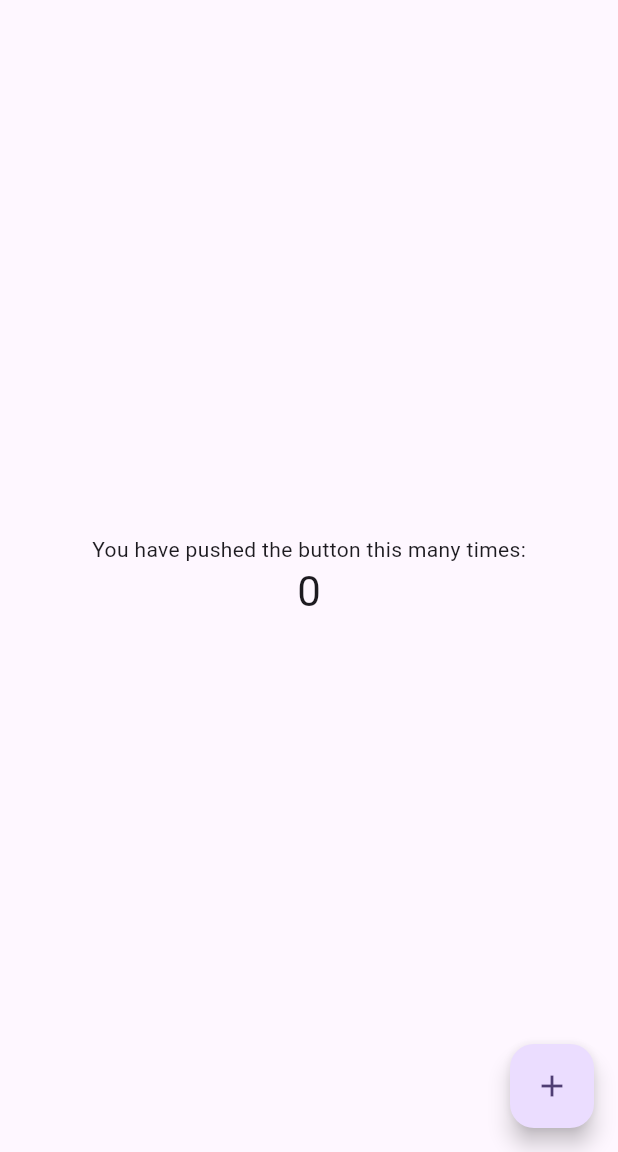
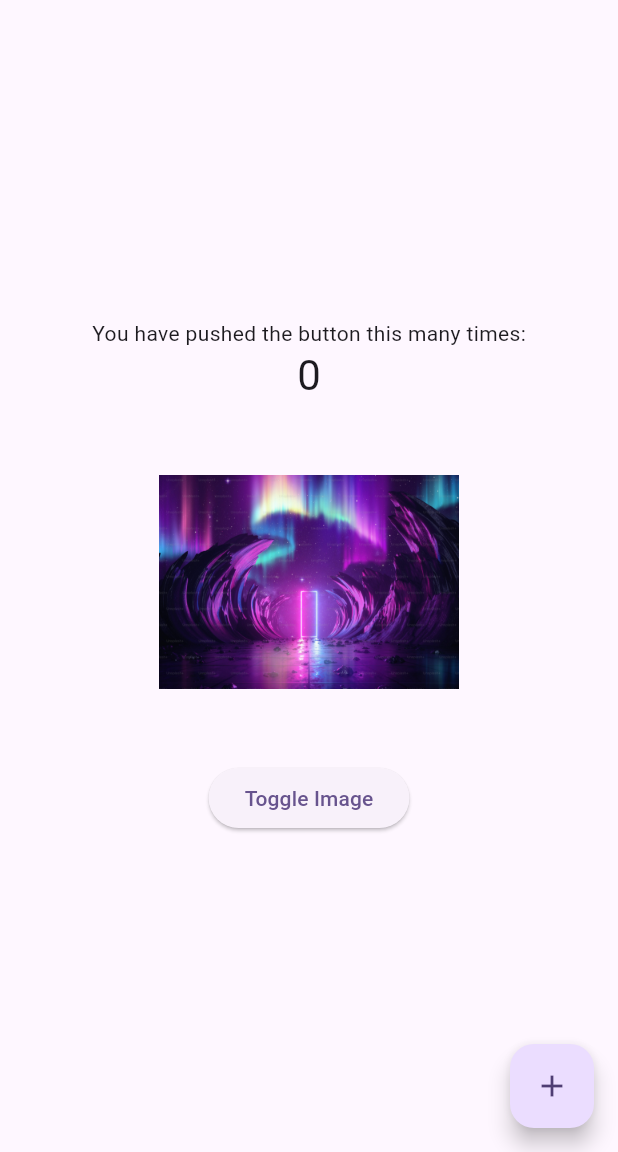
Before and after one commit to Ikran21/CW1, a Flutter app: the screen it shows after launch, on a phone screen of 412 x 824 dp, the part 84-1236 px from its top. Run offline on Flutter 3.47's test engine with Material 3 defaults, Android fonts, the phone set to English and light mode, and no system bars.

Commit message:
added image toggle feature

```diff
--- a/lib/main.dart
+++ b/lib/main.dart
@@ -7,27 +7,11 @@ void main() {
 class MyApp extends StatelessWidget {
   const MyApp({super.key});
 
-  // This widget is the root of your application.
   @override
   Widget build(BuildContext context) {
     return MaterialApp(
       title: 'Flutter Demo',
       theme: ThemeData(
-        // This is the theme of your application.
-        //
-        // TRY THIS: Try running your application with "flutter run". You'll see
-        // the application has a purple toolbar. Then, without quitting the app,
-        // try changing the seedColor in the colorScheme below to Colors.green
-        // and then invoke "hot reload" (save your changes or press the "hot
-        // reload" button in a Flutter-supported IDE, or press "r" if you used
-        // the command line to start the app).
-        //
-        // Notice that the counter didn't reset back to zero; the application
-        // state is not lost during the reload. To reset the state, use hot
-        // restart instead.
-        //
-        // This works for code too, not just values: Most code changes can be
-        // tested with just a hot reload.
         colorScheme: ColorScheme.fromSeed(seedColor: Colors.deepPurple),
         useMaterial3: true,
       ),
@@ -39,15 +23,6 @@ class MyApp extends StatelessWidget {
 class MyHomePage extends StatefulWidget {
   const MyHomePage({super.key, required this.title});
 
-  // This widget is the home page of your application. It is stateful, meaning
-  // that it has a State object (defined below) that contains fields that affect
-  // how it looks.
-
-  // This class is the configuration for the state. It holds the values (in this
-  // case the title) provided by the parent (in this case the App widget) and
-  // used by the build method of the State. Fields in a Widget subclass are
-  // always marked "final".
-
   final String title;
 
   @override
@@ -56,61 +31,48 @@ class MyHomePage extends StatefulWidget {
 
 class _MyHomePageState extends State<MyHomePage> {
   int _counter = 0;
+  bool _isFirstImage = true; // Variable to track image state
 
   void _incrementCounter() {
     setState(() {
-      // This call to setState tells the Flutter framework that something has
-      // changed in this State, which causes it to rerun the build method below
-      // so that the display can reflect the updated values. If we changed
-      // _counter without calling setState(), then the build method would not be
-      // called again, and so nothing would appear to happen.
       _counter++;
+    });
+  }
+
+  void _toggleImage() {
+    setState(() {
+      _isFirstImage = !_isFirstImage;
     });
   }
 
   @override
   Widget build(BuildContext context) {
-    // This method is rerun every time setState is called, for instance as done
-    // by the _incrementCounter method above.
-    //
-    // The Flutter framework has been optimized to make rerunning build methods
-    // fast, so that you can just rebuild anything that needs updating rather
-    // than having to individually change instances of widgets.
     return Scaffold(
       appBar: AppBar(
-        // TRY THIS: Try changing the color here to a specific color (to
-        // Colors.amber, perhaps?) and trigger a hot reload to see the AppBar
-        // change color while the other colors stay the same.
         backgroundColor: Theme.of(context).colorScheme.inversePrimary,
-        // Here we take the value from the MyHomePage object that was created by
-        // the App.build method, and use it to set our appbar title.
         title: Text(widget.title),
       ),
       body: Center(
-        // Center is a layout widget. It takes a single child and positions it
-        // in the middle of the parent.
         child: Column(
-          // Column is also a layout widget. It takes a list of children and
-          // arranges them vertically. By default, it sizes itself to fit its
-          // children horizontally, and tries to be as tall as its parent.
-          //
-          // Column has various properties to control how it sizes itself and
-          // how it positions its children. Here we use mainAxisAlignment to
-          // center the children vertically; the main axis here is the vertical
-          // axis because Columns are vertical (the cross axis would be
-          // horizontal).
-          //
-          // TRY THIS: Invoke "debug painting" (choose the "Toggle Debug Paint"
-          // action in the IDE, or press "p" in the console), to see the
-          // wireframe for each widget.
           mainAxisAlignment: MainAxisAlignment.center,
           children: <Widget>[
-            const Text(
-              'You have pushed the button this many times:',
-            ),
+            const Text('You have pushed the button this many times:'),
             Text(
               '$_counter',
               style: Theme.of(context).textTheme.headlineMedium,
+            ),
+            const SizedBox(height: 20), // Space between counter and image
+            Image.asset(
+              _isFirstImage
+                  ? 'assets/image1.jpg'
+                  : 'assets/image2.jpg', // Toggle images
+              width: 200,
+              height: 200,
+            ),
+            const SizedBox(height: 20), // Space between image and button
+            ElevatedButton(
+              onPressed: _toggleImage,
+              child: const Text("Toggle Image"),
             ),
           ],
         ),
@@ -119,7 +81,7 @@ class _MyHomePageState extends State<MyHomePage> {
         onPressed: _incrementCounter,
         tooltip: 'Increment',
         child: const Icon(Icons.add),
-      ), // This trailing comma makes auto-formatting nicer for build methods.
+      ),
     );
   }
 }
```
